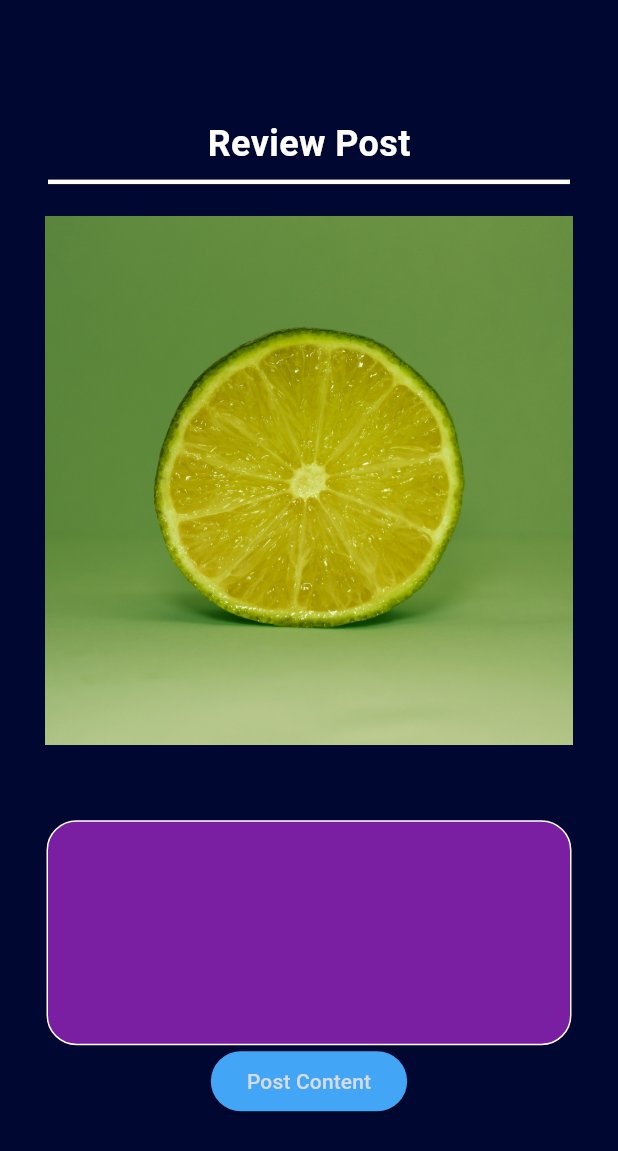
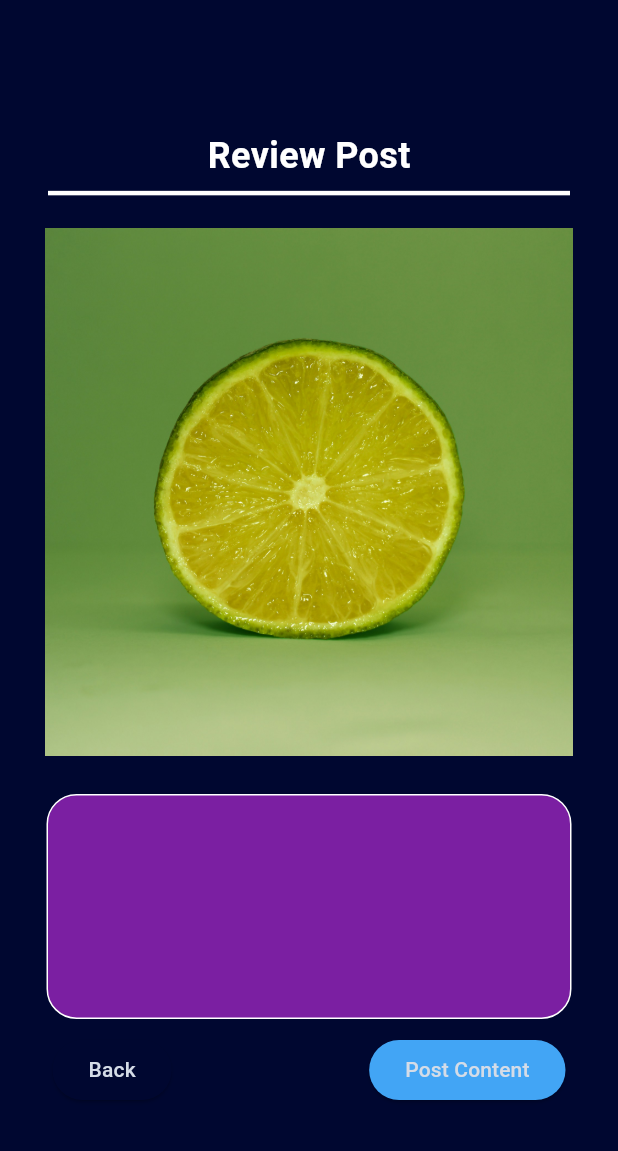
Before and after one commit to WillingDev0812/Blend, a Flutter app: the PostingOverviewPage screen opened directly, on a phone screen of 412 x 824 dp. Shown: the top 1151 px of the screen. Run offline on Flutter 3.47's test engine with Material 3 defaults, Android fonts, the phone set to English and light mode, and no system bars; our stand-ins replace cloud_firestore, curved_navigation_bar, firebase_auth, firebase_core, flex_color_scheme, google_sign_in and 1 more; accounts and stored records are empty.

Commit message:
cleaned up posting over view page. re-changed the orer of the posting paged

```diff
--- a/blend/lib/pages/navPages/posting/caption.dart
+++ b/blend/lib/pages/navPages/posting/caption.dart
@@ -55,14 +55,14 @@ class PostingCaptionPage extends StatelessWidget {
                               print('We want to go back!');
                               provider.postCaption = captionController.text;
                               print(provider.postCaption);
-                              provider.goToPage(1);
+                              provider.goToPage(5);
                             },
                           ),
                           ElevatedButton(
                             child: Text('Next'),
                             onPressed: () {
                               print('We want to go next!');
-                              provider.goToPage(5);
+                              provider.goToPage(6);
                               provider.postCaption = captionController.text;
                               print(provider.postCaption);
                             },
--- a/blend/lib/pages/navPages/posting/media.dart
+++ b/blend/lib/pages/navPages/posting/media.dart
@@ -32,7 +32,7 @@ class PostingMediaPage extends StatelessWidget {
                       child: Text('Back'),
                       onPressed: () {
                         print('We want to go back!');
-                        provider.goToPage(4);
+                        provider.goToPage(1);
                       },
                     ),
                     Spacer(),
@@ -40,7 +40,7 @@ class PostingMediaPage extends StatelessWidget {
                       child: Text('Next'),
                       onPressed: () {
                         print('We want to go next!');
-                        provider.goToPage(6);
+                        provider.goToPage(4);
                       },
                     ),
                   ],
--- a/blend/lib/pages/navPages/posting/overview_post.dart
+++ b/blend/lib/pages/navPages/posting/overview_post.dart
@@ -39,7 +39,7 @@ class PostingOverviewPage extends StatelessWidget {
                       height: 15,
                     ),
                     ImageContainer(provider: provider),
-                    SizedBox(height: 50),
+                    SizedBox(height: 25),
                     Container(
                       padding: EdgeInsets.all(10.0),
                       width: 350,
@@ -56,6 +56,20 @@ class PostingOverviewPage extends StatelessWidget {
                         style: TextStyle(fontSize: 14.0),
                       ),
                     ),
+                    SizedBox(height: 10,),
+                    Container(
+                      margin: EdgeInsets.symmetric(horizontal: 15.0),
+                      child: Row(
+                        mainAxisAlignment: MainAxisAlignment.end,
+                        children: [
+                          ElevatedButton(
+                            child: Text('Back'),
+                            onPressed: () {
+                              print('We want to go back!');
+                              provider.goToPage(4);
+                            },
+                          ),
+                          Spacer(),
                           ElevatedButton(
                             style: ElevatedButton.styleFrom(
                                 backgroundColor: Colors.blue[400]),
@@ -68,6 +82,9 @@ class PostingOverviewPage extends StatelessWidget {
                         ],
                       ),
                     ),
+                  ],
+                ),
+              ),
             ),
           ),
         ),
--- a/blend/lib/pages/navPages/posting/platforms.dart
+++ b/blend/lib/pages/navPages/posting/platforms.dart
@@ -70,7 +70,7 @@ class PostingPlatformsPage extends StatelessWidget {
                     child: Text('Next'),
                     onPressed: () {
                       print('We want to go next!');
-                      provider.goToPage(4);
+                      provider.goToPage(5);
                     },
                   ),
                 ],
```
Lines whose indentation alone changed are shown as unchanged.
